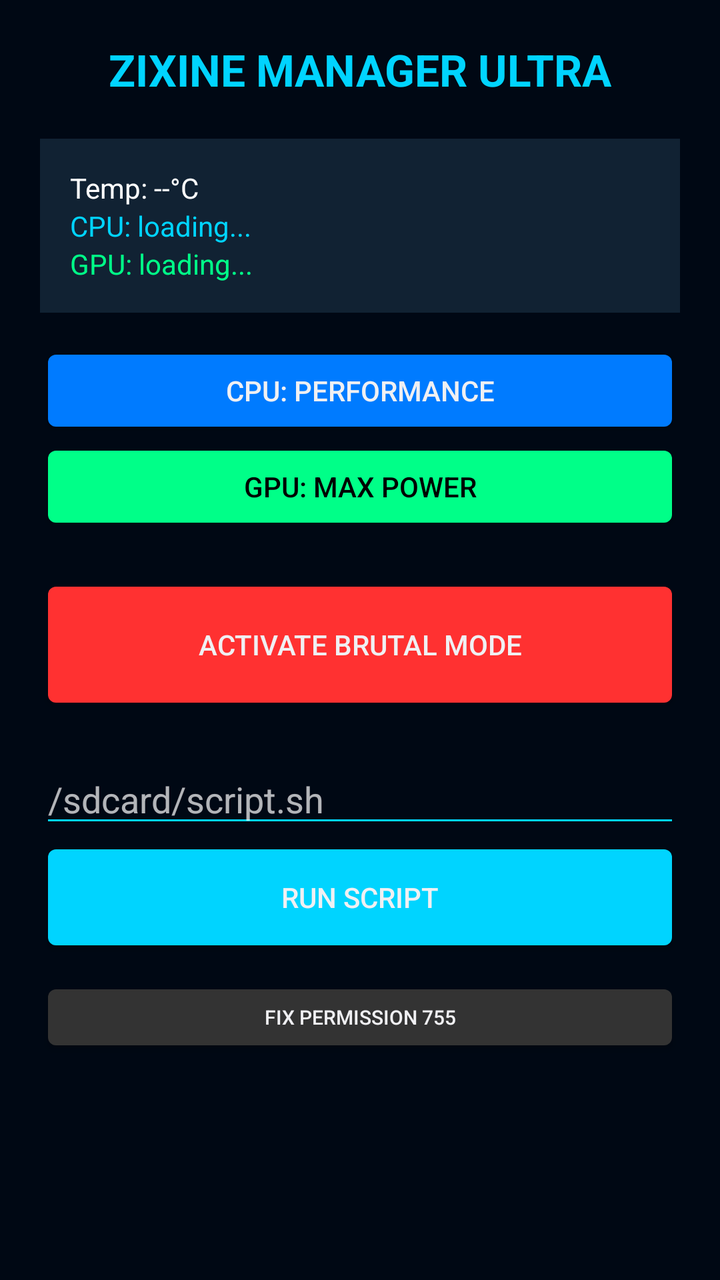
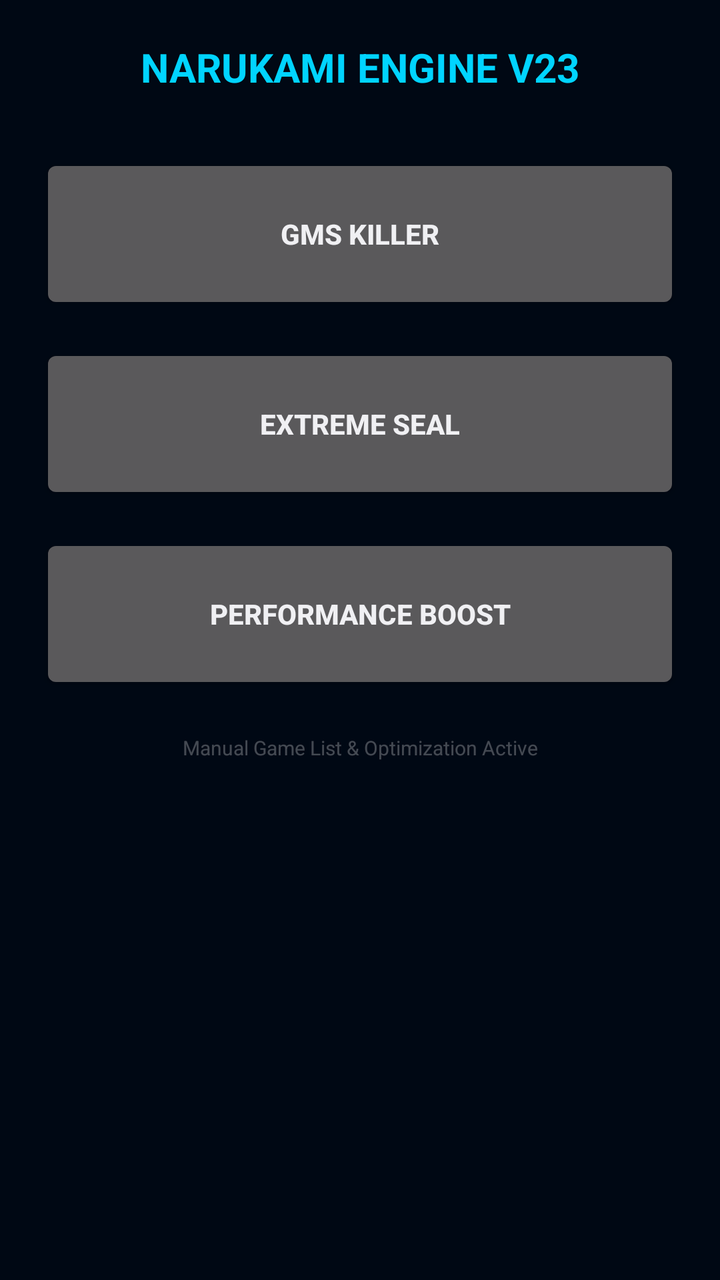

Compare the two renders of this Android layout. The source of the first and the diff that turns it into the second are given below.
<!-- AndroidManifest.xml: application theme android:Theme.DeviceDefault.NoActionBar -->
<!-- res/layout/activity_main.xml -->
<?xml version="1.0" encoding="utf-8"?>
<ScrollView xmlns:android="http://schemas.android.com/apk/res/android"
    android:layout_width="match_parent" android:layout_height="match_parent" android:background="#000814">
    <LinearLayout android:orientation="vertical" android:layout_width="match_parent" android:layout_height="wrap_content" android:padding="20dp">
        
        <TextView android:layout_width="wrap_content" android:layout_height="wrap_content"
            android:text="ZIXINE MANAGER ULTRA" android:textColor="#00d4ff" android:textSize="22sp" android:textStyle="bold" android:layout_gravity="center" />

        <LinearLayout android:layout_marginTop="20dp" android:padding="15dp" android:background="#112233" android:orientation="vertical" android:layout_width="match_parent" android:layout_height="wrap_content">
            <TextView android:id="@+id/txt_temp" android:text="Temp: --°C" android:textColor="#ffffff" android:layout_width="wrap_content" android:layout_height="wrap_content" />
            <TextView android:id="@+id/txt_cpu" android:text="CPU: loading..." android:textColor="#00d4ff" android:layout_width="wrap_content" android:layout_height="wrap_content" />
            <TextView android:id="@+id/txt_gpu" android:text="GPU: loading..." android:textColor="#00ff88" android:layout_width="wrap_content" android:layout_height="wrap_content" />
        </LinearLayout>

        <Button android:id="@+id/btn_cpu_perf" android:layout_marginTop="15dp" android:layout_width="match_parent" android:layout_height="wrap_content" android:text="CPU: PERFORMANCE" android:backgroundTint="#007bff" />
        <Button android:id="@+id/btn_gpu_max" android:layout_width="match_parent" android:layout_height="wrap_content" android:text="GPU: MAX POWER" android:backgroundTint="#00ff88" android:textColor="#000" />

        <Button android:id="@+id/btn_brutal" android:layout_marginTop="20dp" android:layout_width="match_parent" android:layout_height="70dp" android:text="ACTIVATE BRUTAL MODE" android:backgroundTint="#ff3131" />
        
        <EditText android:id="@+id/edit_script_path" android:layout_width="match_parent" android:layout_height="wrap_content" android:layout_marginTop="20dp" android:hint="/sdcard/script.sh" android:textColor="#ffffff" android:backgroundTint="#00d4ff" />
        <Button android:id="@+id/btn_run_custom" android:layout_width="match_parent" android:layout_height="60dp" android:text="RUN SCRIPT" android:backgroundTint="#00d4ff" />
        
        <Button android:id="@+id/btn_fix" android:layout_width="match_parent" android:layout_height="40dp" android:layout_marginTop="10dp" android:text="FIX PERMISSION 755" android:backgroundTint="#333" android:textSize="10sp" />

    </LinearLayout>
</ScrollView>
<!-- resources referenced by this layout -->
<resources>

</resources>

<!-- the commit's change to res/layout/activity_main.xml (unified diff, before → after) -->
@@ -1,26 +1,15 @@
 <?xml version="1.0" encoding="utf-8"?>
-<ScrollView xmlns:android="http://schemas.android.com/apk/res/android"
-    android:layout_width="match_parent" android:layout_height="match_parent" android:background="#000814">
-    <LinearLayout android:orientation="vertical" android:layout_width="match_parent" android:layout_height="wrap_content" android:padding="20dp">
-        
-        <TextView android:layout_width="wrap_content" android:layout_height="wrap_content"
-            android:text="ZIXINE MANAGER ULTRA" android:textColor="#00d4ff" android:textSize="22sp" android:textStyle="bold" android:layout_gravity="center" />
+<LinearLayout xmlns:android="http://schemas.android.com/apk/res/android"
+    android:layout_width="match_parent" android:layout_height="match_parent"
+    android:background="#000814" android:orientation="vertical" android:padding="20dp">
+    
+    <TextView android:layout_width="wrap_content" android:layout_height="wrap_content"
+        android:text="NARUKAMI ENGINE V23" android:textColor="#00d4ff" android:textSize="20sp" android:textStyle="bold" android:layout_gravity="center" />
 
-        <LinearLayout android:layout_marginTop="20dp" android:padding="15dp" android:background="#112233" android:orientation="vertical" android:layout_width="match_parent" android:layout_height="wrap_content">
-            <TextView android:id="@+id/txt_temp" android:text="Temp: --°C" android:textColor="#ffffff" android:layout_width="wrap_content" android:layout_height="wrap_content" />
-            <TextView android:id="@+id/txt_cpu" android:text="CPU: loading..." android:textColor="#00d4ff" android:layout_width="wrap_content" android:layout_height="wrap_content" />
-            <TextView android:id="@+id/txt_gpu" android:text="GPU: loading..." android:textColor="#00ff88" android:layout_width="wrap_content" android:layout_height="wrap_content" />
-        </LinearLayout>
+    <Button android:id="@+id/btn_gms" android:layout_width="match_parent" android:layout_height="80dp" android:layout_marginTop="30dp" android:text="GMS KILLER" android:textStyle="bold" />
+    <Button android:id="@+id/btn_extreme" android:layout_width="match_parent" android:layout_height="80dp" android:layout_marginTop="15dp" android:text="EXTREME SEAL" android:textStyle="bold" />
+    <Button android:id="@+id/btn_perf" android:layout_width="match_parent" android:layout_height="80dp" android:layout_marginTop="15dp" android:text="PERFORMANCE BOOST" android:textStyle="bold" />
 
-        <Button android:id="@+id/btn_cpu_perf" android:layout_marginTop="15dp" android:layout_width="match_parent" android:layout_height="wrap_content" android:text="CPU: PERFORMANCE" android:backgroundTint="#007bff" />
-        <Button android:id="@+id/btn_gpu_max" android:layout_width="match_parent" android:layout_height="wrap_content" android:text="GPU: MAX POWER" android:backgroundTint="#00ff88" android:textColor="#000" />
-
-        <Button android:id="@+id/btn_brutal" android:layout_marginTop="20dp" android:layout_width="match_parent" android:layout_height="70dp" android:text="ACTIVATE BRUTAL MODE" android:backgroundTint="#ff3131" />
-        
-        <EditText android:id="@+id/edit_script_path" android:layout_width="match_parent" android:layout_height="wrap_content" android:layout_marginTop="20dp" android:hint="/sdcard/script.sh" android:textColor="#ffffff" android:backgroundTint="#00d4ff" />
-        <Button android:id="@+id/btn_run_custom" android:layout_width="match_parent" android:layout_height="60dp" android:text="RUN SCRIPT" android:backgroundTint="#00d4ff" />
-        
-        <Button android:id="@+id/btn_fix" android:layout_width="match_parent" android:layout_height="40dp" android:layout_marginTop="10dp" android:text="FIX PERMISSION 755" android:backgroundTint="#333" android:textSize="10sp" />
-
-    </LinearLayout>
-</ScrollView>
+    <TextView android:layout_width="match_parent" android:layout_height="wrap_content"
+        android:text="Manual Game List &amp; Optimization Active" android:textColor="#44ffffff" android:gravity="center" android:layout_marginTop="20dp" android:textSize="10sp" />
+</LinearLayout>
